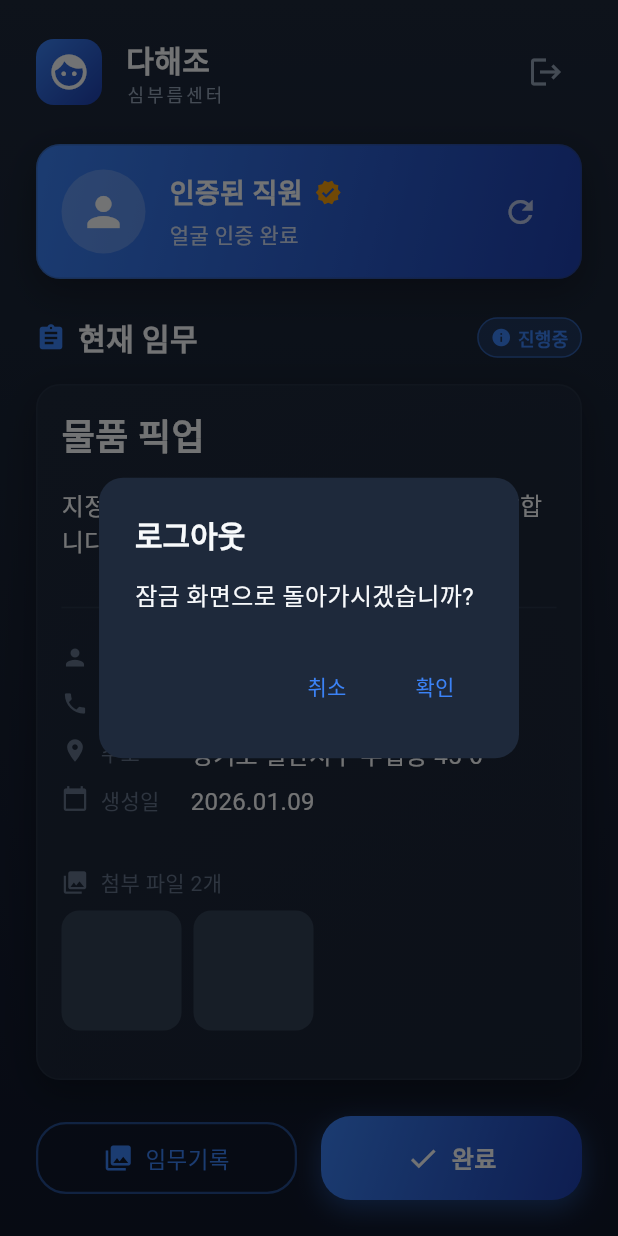
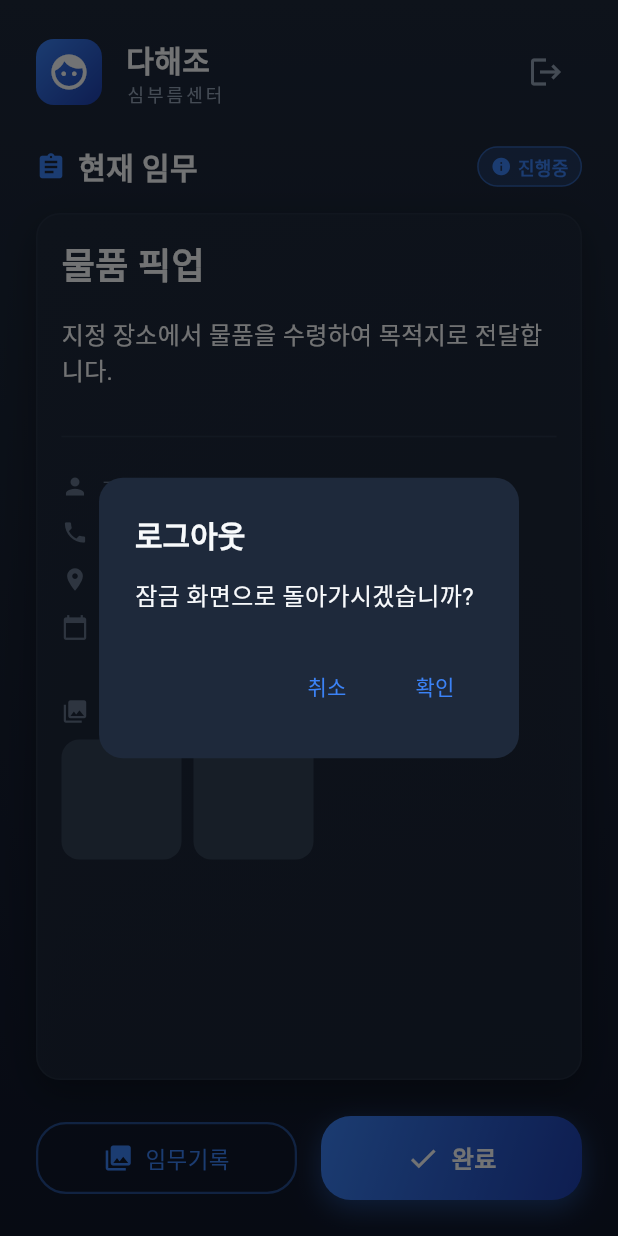
Before and after one commit to tnwnrrl/face_test, a Flutter app: the MainScreen screen opened directly, after a tap on the "logout" icon, on a phone screen of 412 x 824 dp. Run offline on Flutter 3.47's test engine with Material 3 defaults, Android fonts, the phone set to English and light mode, and no system bars; our stand-ins replace camera, shared_preferences; missing offline and left inert: google_mlkit_face_detection; accounts and stored records are empty; network calls fail.

Commit message:
refactor: MainScreen에서 인증된 직원 카드 제거
- 직원 정보 카드 UI 섹션 제거
- _buildUserCard() 메서드 제거
- _showResetDialog() 메서드 제거
- 미사용 FaceService import 제거

Co-Authored-By: Claude Opus 4.5 <noreply@anthropic.com>

```diff
--- a/lib/screens/main_screen.dart
+++ b/lib/screens/main_screen.dart
@@ -1,6 +1,5 @@
 import 'package:flutter/material.dart';
 import '../models/mission.dart';
-import '../services/face_service.dart';
 import '../theme/app_theme.dart';
 import '../widgets/gradient_card.dart';
 import '../widgets/gradient_button.dart';
@@ -37,14 +36,6 @@ class _MainScreenState extends State<MainScreen> {
             children: [
               // 상단 헤더
               _buildHeader(),
-
-              // 직원 정보 카드
-              Padding(
-                padding: const EdgeInsets.symmetric(horizontal: AppSpacing.lg),
-                child: _buildUserCard(),
-              ),
-
-              const SizedBox(height: AppSpacing.lg),
 
               // 현재 임무 타이틀
               Padding(
@@ -155,73 +146,6 @@ class _MainScreenState extends State<MainScreen> {
             icon: const Icon(
               Icons.logout,
               color: AppColors.textSecondary,
-            ),
-          ),
-        ],
-      ),
-    );
-  }
-
-  Widget _buildUserCard() {
-    return GradientCard(
-      gradient: AppColors.primaryGradient,
-      child: Row(
-        children: [
-          // 프로필 아바타
-          Container(
-            width: 56,
-            height: 56,
-            decoration: BoxDecoration(
-              color: Colors.white.withValues(alpha: 0.2),
-              shape: BoxShape.circle,
-            ),
-            child: const Icon(
-              Icons.person,
-              color: AppColors.textPrimary,
-              size: 32,
-            ),
-          ),
-          const SizedBox(width: AppSpacing.md),
-          // 정보
-          Expanded(
-            child: Column(
-              crossAxisAlignment: CrossAxisAlignment.start,
-              children: [
-                const Row(
-                  children: [
-                    Text(
-                      '인증된 직원',
-                      style: TextStyle(
-                        fontSize: 18,
-                        fontWeight: FontWeight.bold,
-                        color: AppColors.textPrimary,
-                      ),
-                    ),
-                    SizedBox(width: AppSpacing.sm),
-                    Icon(
-                      Icons.verified,
-                      color: AppColors.accent,
-                      size: 18,
-                    ),
-                  ],
-                ),
-                const SizedBox(height: AppSpacing.xs),
-                Text(
-                  '얼굴 인증 완료',
-                  style: TextStyle(
-                    fontSize: 14,
-                    color: AppColors.textPrimary.withValues(alpha: 0.8),
-                  ),
-                ),
-              ],
-            ),
-          ),
-          // 재등록 버튼
-          IconButton(
-            onPressed: () => _showResetDialog(context),
-            icon: Icon(
-              Icons.refresh,
-              color: AppColors.textPrimary.withValues(alpha: 0.7),
             ),
           ),
         ],
@@ -519,44 +443,6 @@ class _MainScreenState extends State<MainScreen> {
     );
   }
 
-  void _showResetDialog(BuildContext context) {
-    showDialog(
-      context: context,
-      builder: (context) => AlertDialog(
-        backgroundColor: AppColors.surface,
-        shape: RoundedRectangleBorder(
-          borderRadius: BorderRadius.circular(AppRadius.lg),
-        ),
-        title: const Text('얼굴 재등록', style: AppTextStyles.heading3),
-        content: const Text(
-          '기존 등록된 얼굴을 삭제하고 새로 등록하시겠습니까?',
-          style: AppTextStyles.body,
-        ),
-        actions: [
-          TextButton(
-            onPressed: () => Navigator.pop(context),
-            child: const Text('취소'),
-          ),
-          TextButton(
-            onPressed: () async {
-              await FaceService.clearRegisteredFace();
-              if (context.mounted) {
-                Navigator.pop(context);
-                Navigator.pushReplacement(
-                  context,
-                  MaterialPageRoute(
-                    builder: (context) => const AuthScreen(isRegistered: false),
-                  ),
-                );
-              }
-            },
-            child: const Text('확인', style: TextStyle(color: AppColors.danger)),
-          ),
-        ],
-      ),
-    );
-  }
-
   String _formatDate(DateTime date) {
     return '${date.year}.${date.month.toString().padLeft(2, '0')}.${date.day.toString().padLeft(2, '0')}';
   }
```
